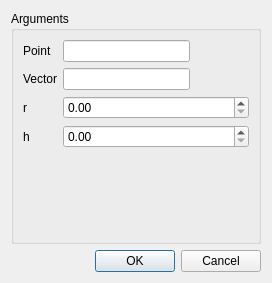
The window that src/HEXABLOCKGUI/Cylinder_QTD.ui (SalomePlatform/hexablock) describes before a commit, drawn with Qt 5.
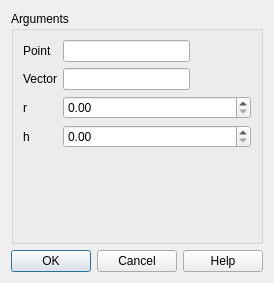
The same window after the commit.

Commit message: added: -Propagation, Vector ( completed ) dialog panel. -Help button on all panel. -Delegate for all Panel updated: -menu always showed for each action

What changed in the file:
```diff
--- a/src/HEXABLOCKGUI/Cylinder_QTD.ui
+++ b/src/HEXABLOCKGUI/Cylinder_QTD.ui
@@ -89,7 +89,7 @@
       <enum>Qt::Horizontal</enum>
      </property>
      <property name="standardButtons">
-      <set>QDialogButtonBox::Cancel|QDialogButtonBox::Ok</set>
+      <set>QDialogButtonBox::Cancel|QDialogButtonBox::Ok|QDialogButtonBox::Help</set>
      </property>
     </widget>
    </item>
```
The commit also changes 37 other files.
